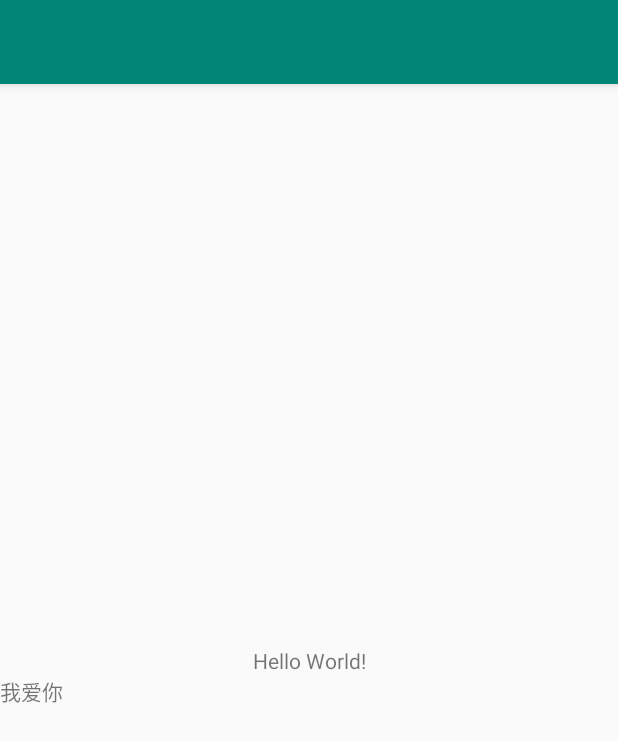
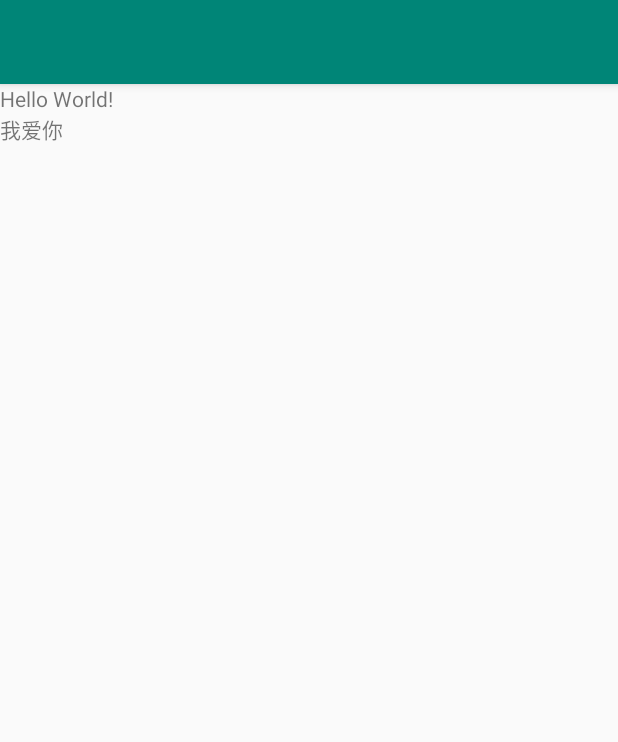
Before and after one commit to DenisWW/SlideLayout, an Android app: the screen it shows after launch (MainActivity), on a phone screen of 412 x 824 dp. Shown: the top 742 px of the screen. Run offline under Robolectric (Android 15) with nearby library versions, the phone set to English and light mode, and no system bars; 2 statements that could not run were skipped.

Commit message:
。。。。

```diff
--- a/app/build.gradle
+++ b/app/build.gradle
@@ -7,7 +7,7 @@ apply plugin: 'kotlin-android-extensions'
 android {
     compileSdkVersion 28
     defaultConfig {
-        applicationId "com.rainbell.www.slidelayout"
+        applicationId "com.rainbell.simple"
         minSdkVersion 15
         targetSdkVersion 28
         versionCode 1
--- a/app/src/main/AndroidManifest.xml
+++ b/app/src/main/AndroidManifest.xml
@@ -1,6 +1,6 @@
 <?xml version="1.0" encoding="utf-8"?>
 <manifest xmlns:android="http://schemas.android.com/apk/res/android"
-          package="com.rainbell.www.slidelayout">
+          package="com.rainbell.simple">
 
     <application
         android:allowBackup="true"
--- a/app/src/main/java/com/rainbell/www/slidelayout/MainActivity.kt
+++ b/app/src/main/java/com/rainbell/simple/MainActivity.kt
@@ -1,4 +1,4 @@
-package com.rainbell.www.slidelayout
+package com.rainbell.simple
 
 import android.support.v7.app.AppCompatActivity
 import android.os.Bundle
--- a/app/src/main/res/layout/activity_main.xml
+++ b/app/src/main/res/layout/activity_main.xml
@@ -7,15 +7,14 @@
     android:layout_height="match_parent"
     tools:context=".MainActivity">
 
+    <com.rainbell.www.slidelayout.ScrollerLayout
+        android:layout_width="wrap_content"
+        android:layout_height="wrap_content">
         <TextView
             android:id="@+id/sample_text"
             android:layout_width="wrap_content"
             android:layout_height="wrap_content"
-        android:text="Hello World!"
-        app:layout_constraintBottom_toBottomOf="parent"
-        app:layout_constraintLeft_toLeftOf="parent"
-        app:layout_constraintRight_toRightOf="parent"
-        app:layout_constraintTop_toTopOf="parent"/>
+            android:text="Hello World!"/>
 
         <TextView
             android:id="@+id/sample_text1"
@@ -23,4 +22,6 @@
             android:layout_height="wrap_content"
             android:text="Hello World!"
             app:layout_constraintTop_toBottomOf="@+id/sample_text"/>
+    </com.rainbell.www.slidelayout.ScrollerLayout>
+
 </android.support.constraint.ConstraintLayout>
```
Also changed, not shown: 1 other file. Lines whose indentation alone changed are shown as unchanged.
